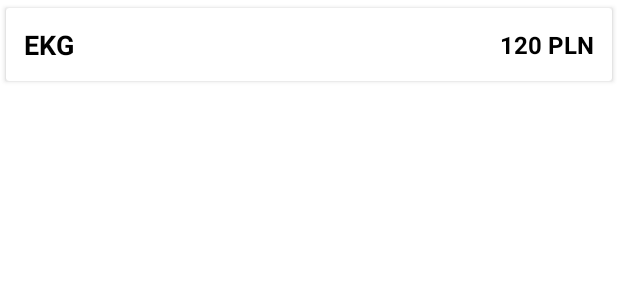
After one commit to swisterska/clinic-project, an Android app: the layout item_visits.xml on its own in the app's theme, with its tools: preview values and no code run, on a phone screen of 412 x 824 dp. The commit adds this screen. Shown: the top 300 px of the screen. Run offline under Robolectric (Android 15) with nearby library versions, the phone set to English and light mode, and no system bars.

Commit message:
rodzaje wizyt

```diff
--- a/app/build.gradle.kts
+++ b/app/build.gradle.kts
@@ -65,6 +65,9 @@ dependencies {
     implementation("com.google.firebase:firebase-firestore-ktx:24.3.0")
     implementation("com.google.firebase:firebase-auth-ktx:21.0.5")
     implementation ("com.google.android.material:material:1.9.0")
+    implementation ("androidx.viewpager2:viewpager2:1.0.0")
+    implementation ("com.google.android.material:material:1.4.0")
+
 
 
 
--- a/app/src/main/AndroidManifest.xml
+++ b/app/src/main/AndroidManifest.xml
@@ -15,6 +15,9 @@
         android:theme="@style/Theme.Eclinic"
         tools:targetApi="31">
 
+        <activity
+            android:name=".patientClasses.VisitTypeActivity"
+            android:exported="false"/>
         <activity
             android:name=".patientClasses.RegisterForAppointmentPatient"
             android:exported="false"/>
--- /dev/null
+++ b/app/src/main/res/layout/item_visits.xml
@@ -0,0 +1,49 @@
+<androidx.cardview.widget.CardView xmlns:android="http://schemas.android.com/apk/res/android"
+    android:layout_width="match_parent"
+    android:layout_height="wrap_content"
+    android:layout_marginBottom="10dp"
+    android:layout_marginTop="5dp"
+    android:elevation="4dp"
+    android:radius="12dp"
+    android:backgroundTint="#FFFFFF"
+    android:layout_marginHorizontal="4dp">
+
+    <LinearLayout
+        android:layout_width="match_parent"
+        android:layout_height="wrap_content"
+        android:orientation="horizontal"
+        android:padding="12dp"
+        android:gravity="center_vertical"
+        android:weightSum="1">
+
+        <!-- Left Side: Visit Name and Description -->
+        <LinearLayout
+            android:layout_width="0dp"
+            android:layout_height="wrap_content"
+            android:layout_weight="0.7"
+            android:orientation="vertical">
+
+            <TextView
+                android:id="@+id/visit_name"
+                android:layout_width="wrap_content"
+                android:layout_height="wrap_content"
+                android:text="EKG"
+                android:textSize="18sp"
+                android:textStyle="bold"
+                android:textColor="#000" />
+
+        </LinearLayout>
+
+        <!-- Right Side: Price -->
+        <TextView
+            android:id="@+id/visit_price"
+            android:layout_width="0dp"
+            android:layout_height="wrap_content"
+            android:layout_weight="0.3"
+            android:gravity="end"
+            android:text="120 PLN"
+            android:textSize="16sp"
+            android:textColor="#000"
+            android:textStyle="bold" />
+    </LinearLayout>
+</androidx.cardview.widget.CardView>
```
Also changed, not shown: app/src/main/java/com/example/eclinic/firebase/TypesOfVisits.kt (deleted, +0 -21 lines), app/src/main/java/com/example/eclinic/firebase/Visit.kt (added, +125 -0 lines), app/src/main/java/com/example/eclinic/logRegClasses/LogRegActivity.kt (+3 -8 lines), app/src/main/java/com/example/eclinic/patientClasses/DoctorAdapter.kt (+8 -4 lines), app/src/main/java/com/example/eclinic/patientClasses/RegisterForAppointmentPatient.kt (+9 -3 lines), app/src/main/java/com/example/eclinic/patientClasses/VisitAdapter.kt (added, +32 -0 lines), app/src/main/java/com/example/eclinic/patientClasses/VisitTypeActivity.kt (+17 -20 lines), app/src/main/res/layout/activity_visit_type.xml (+19 -5 lines), app/src/main/res/layout/log_reg_activity.xml (+3 -12 lines).
